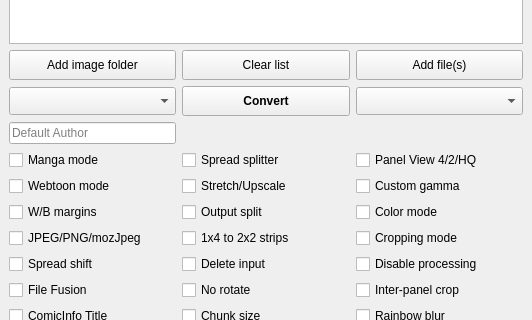
Old version of the form gui/KCC.ui in the repository ciromattia/kcc; both pictures show x 0 to 532 and y 107 to 427 of the 532 by 586 pixel window.
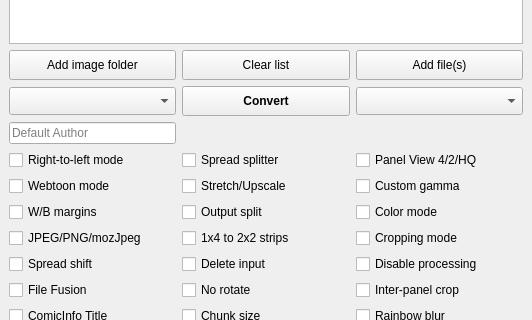
New version of the form. Icons and pictures are not drawn.

Commit message: rename manga mode to right-to-left mode (#967)

What changed in the file:
```diff
--- a/gui/KCC.ui
+++ b/gui/KCC.ui
@@ -429,7 +429,7 @@
           <string>&lt;html&gt;&lt;head/&gt;&lt;body&gt;&lt;p style='white-space:pre'&gt;Enable right-to-left reading.&lt;/p&gt;&lt;/body&gt;&lt;/html&gt;</string>
          </property>
          <property name="text">
-          <string>Manga mode</string>
+          <string>Right-to-left mode</string>
          </property>
         </widget>
        </item>
```
The commit also changes 1 other file.
